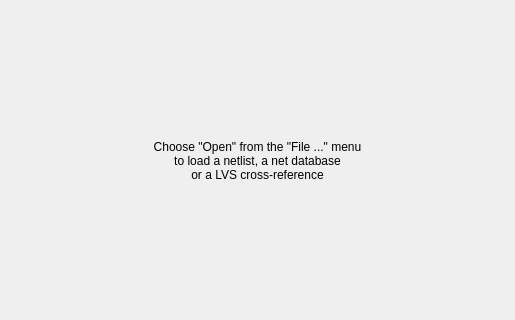
First picture: the form in src/laybasic/laybasic/NetlistBrowserDialog.ui, repository KLayout/klayout, before the edit; both pictures show x 0 to 515 and y 135 to 455 of the 515 by 553 pixel window.
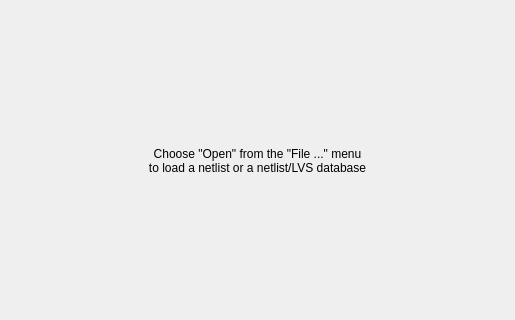
Second picture: the form after the edit. Custom widgets are drawn as their Qt base class.

Commit message: WIP: netlist browser.

```diff
--- a/src/laybasic/laybasic/NetlistBrowserDialog.ui
+++ b/src/laybasic/laybasic/NetlistBrowserDialog.ui
@@ -230,8 +230,7 @@
            <widget class="QLabel" name="label_2">
             <property name="text">
              <string>Choose &quot;Open&quot; from the &quot;File ...&quot; menu 
-to load a netlist, a net database
-or a LVS cross-reference</string>
+to load a netlist or a netlist/LVS database</string>
             </property>
             <property name="alignment">
              <set>Qt::AlignCenter</set>
```
The commit also changes 6 other files.
